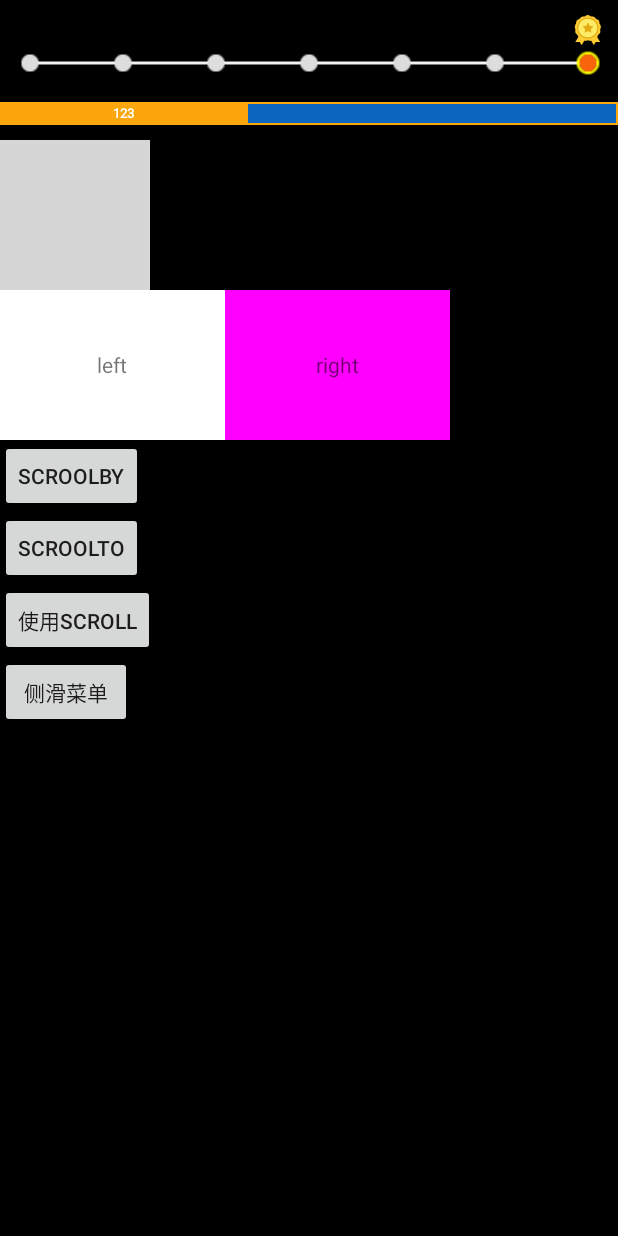
After one commit to helloconch/Android, an Android app: the layout activity_custom_main.xml on its own in the app's theme, with its tools: preview values and no code run, on a phone screen of 412 x 824 dp. The commit adds this screen. Run offline under Robolectric (Android 15) with nearby library versions, the phone set to English and light mode, and no system bars; network calls fail; grey boxes are pictures that could not be loaded.

Commit message:
custom view

```diff
--- a/app/build.gradle
+++ b/app/build.gradle
@@ -35,4 +35,5 @@ dependencies {
     compile 'com.squareup.retrofit2:retrofit:2.1.0'
     compile 'com.squareup.retrofit2:converter-gson:2.1.0'
     compile project(':app.lib')
+    compile 'com.google.android.gms:play-services-appindexing:8.1.0'
 }
--- a/app/src/main/AndroidManifest.xml
+++ b/app/src/main/AndroidManifest.xml
@@ -36,7 +36,11 @@
         <activity android:name="com.android.views.CustomViewsActivity" />
         <activity android:name="com.android.launchmode.LaunchA" />
         <activity android:name="com.android.launchmode.LaunchB" />
-        <activity android:name="com.android.btimap.BitmapActivity" />
+        <activity android:name="com.android.btimap.BitmapActivity" /><!-- ATTENTION: This was auto-generated to add Google Play services to your project for
+     App Indexing.  See https://g.co/AppIndexing/AndroidStudio for more information. -->
+        <meta-data
+            android:name="com.google.android.gms.version"
+            android:value="@integer/google_play_services_version" />
     </application>
 
 </manifest>
--- /dev/null
+++ b/app/src/main/java/com/android/testing/widget/MyScroolView.java
@@ -0,0 +1,55 @@
+package com.android.testing.widget;
+
+import android.content.Context;
+import android.util.AttributeSet;
+import android.widget.RelativeLayout;
+import android.widget.Scroller;
+
+/**
+ * 自定义一个View，通过Scroller控制其滑动
+ */
+public class MyScroolView extends RelativeLayout {
+
+    Scroller mScroller;
+
+    public MyScroolView(Context context) {
+        super(context);
+        mScroller = new Scroller(context);
+    }
+
+    public MyScroolView(Context context, AttributeSet attrs) {
+        super(context, attrs);
+        mScroller = new Scroller(context);
+    }
+
+    /**
+     * @param dx 不是终点坐标，而是我们滑动的距离
+     * @param dy 不是终点坐标，而是我们滑动的距离
+     */
+    public void smoothScroll(int dx, int dy) {
+
+
+        int deltaX = dx - getScrollX();
+        int deltaY = dy - getScrollY();
+
+        mScroller.startScroll(getScrollX(),
+                getScrollY(), deltaX, deltaY, 1000);
+
+
+        invalidate();
+
+//        调用invalidate会导致view的重绘在view的draw方法里，
+//        我们可以发现它会调用到我们复写的computeScroll方法，
+//        而这个方法又会调用postinvalidate方法来进行重绘，这样view的连续滑动就实现了。
+
+    }
+
+
+    @Override
+    public void computeScroll() {
+        if (mScroller.computeScrollOffset()) {
+            scrollTo(mScroller.getCurrX(), mScroller.getCurrY());
+            postInvalidate();
+        }
+    }
+}
--- /dev/null
+++ b/app/src/main/java/com/android/testing/widget/SlideMenu.java
@@ -0,0 +1,149 @@
+package com.android.testing.widget;
+
+import android.content.Context;
+import android.util.AttributeSet;
+import android.util.Log;
+import android.view.MotionEvent;
+import android.view.View;
+import android.view.ViewGroup;
+import android.widget.Scroller;
+
+/**
+ * 实现一个滑动菜单
+ */
+public class SlideMenu extends ViewGroup {
+
+    //x轴的上一次位置
+    private int mLastX;
+
+    //弹性滑动
+    private Scroller mScrooler;
+
+
+    //标记状态，默认true显示的为主界面
+
+    private boolean mIsMain = true;
+
+
+    public SlideMenu(Context context) {
+        this(context, null);
+    }
+
+    public SlideMenu(Context context, AttributeSet attrs) {
+        this(context, attrs, 0);
+    }
+
+    public SlideMenu(Context context, AttributeSet attrs, int defStyleAttr) {
+        super(context, attrs, defStyleAttr);
+
+        mScrooler = new Scroller(context);
+    }
+
+
+    @Override
+    protected void onMeasure(int widthMeasureSpec, int heightMeasureSpec) {
+        super.onMeasure(widthMeasureSpec, heightMeasureSpec);
+        //菜单
+        View left = this.getChildAt(0);
+        left.measure(left.getLayoutParams().width,
+                heightMeasureSpec);
+        //主视图
+        View main = this.getChildAt(1);
+        main.measure(widthMeasureSpec, heightMeasureSpec);
+    }
+
+    @Override
+    protected void onLayout(boolean changed, int l, int t, int r, int b) {
+
+        //先将菜单视图进行隐藏
+        View left = this.getChildAt(0);
+        left.layout(-left.getLayoutParams().width, 0, 0, b);
+
+        //将主视图进行显示
+        View main = this.getChildAt(1);
+        main.layout(l, t, r, b);
+
+    }
+
+
+    @Override
+    public boolean onTouchEvent(MotionEvent event) {
+        switch (event.getAction()) {
+            case MotionEvent.ACTION_DOWN:
+                //getX()返回的相对于当前view左边缘的横轴距离
+                //getRawX()返回的是相对于屏幕左边缘的距离
+                mLastX = (int) event.getX();
+                break;
+
+            case MotionEvent.ACTION_MOVE:
+                int x = (int) event.getX();
+
+                //上一次x轴位置减去当前X轴的值当作本次滑动的增量
+                int deltaX = mLastX - x;
+
+                Log.i("AABBCC", "deltaX:" + deltaX);
+                //加上原本内容在X轴的偏移量得到它将要偏移量
+                int scrollX = getScrollX() + deltaX;
+                if (scrollX > 0) {
+                    //大于0代表侧滑菜单隐藏，直接scrollTo(0,0)
+                    scrollTo(0, 0);
+                } else if (scrollX < -getChildAt(0).getWidth()) {
+                    //小于侧滑菜单宽度的负值时候，代表侧滑菜单已经完全显示出来
+                    scrollTo(-getChildAt(0).getWidth(), 0);
+                } else {
+                    //此时侧滑菜单没有完全隐藏，也没有完全显示，按照增量进行显示
+                    scrollBy(deltaX, 0);
+                }
+                mLastX = x;
+                break;
+
+            case MotionEvent.ACTION_UP:
+                //获取手指抬起时内容偏移量
+                int upX = getScrollX();
+
+                if (upX > -this.getChildAt(0).getWidth() / 2) {
+                    //滑动大于左侧菜单的一半，则将主界面显示出来
+                    mIsMain = true;
+                } else {
+                    mIsMain = false;
+                }
+
+                switchScreen();
+
+                break;
+        }
+
+
+        return true;
+    }
+
+
+    private void switchScreen() {
+
+        int startX = getScrollX();
+        int deltaX;
+        if (mIsMain) {
+            //显示主界面，则用目标的偏移x点是0
+            deltaX = 0 - startX;
+        } else {
+            // 如果要显示的是菜单界面则目标的偏移x点是菜单的左边界
+            deltaX = -getChildAt(0).getLayoutParams().width - startX;
+        }
+
+        mScrooler.startScroll(startX, 0, deltaX, 0, 500);
+        invalidate();
+    }
+
+    @Override
+    public void computeScroll() {
+        if (mScrooler.computeScrollOffset()) {
+            scrollTo(mScrooler.getCurrX(), mScrooler.getCurrY());
+            postInvalidate();
+        }
+    }
+
+    public void switchMenu() {
+        mIsMain = !mIsMain;
+        switchScreen();
+    }
+}
--- /dev/null
+++ b/app/src/main/res/layout/activity_custom_main.xml
@@ -0,0 +1,16 @@
+<?xml version="1.0" encoding="utf-8"?>
+<LinearLayout xmlns:android="http://schemas.android.com/apk/res/android"
+    android:layout_width="match_parent"
+    android:layout_height="match_parent"
+    android:orientation="vertical">
+
+    <com.android.testing.widget.SlideMenu
+        android:id="@+id/slideMenu"
+        android:layout_width="match_parent"
+        android:layout_height="match_parent">
+
+        <include layout="@layout/slide_left" />
+
+        <include layout="@layout/activity_custom_view" />
+    </com.android.testing.widget.SlideMenu>
+</LinearLayout>
--- a/app/src/main/res/layout/activity_custom_view.xml
+++ b/app/src/main/res/layout/activity_custom_view.xml
@@ -38,9 +38,62 @@
 
     <SurfaceView
         android:id="@+id/mySurfaceView"
-        android:layout_width="300dp"
-        android:layout_height="300dp"
+        android:layout_width="100dp"
+        android:layout_height="100dp"
         android:layout_marginTop="10dp"
         android:background="#eeeeee" />
+    <!--SurfaceView-->
 
+    <!--Scroller的使用实现一个侧滑菜单-->
+
+
+    <com.android.testing.widget.MyScroolView
+        android:id="@+id/main_area"
+        android:layout_width="300dp"
+        android:layout_height="100dp"
+        android:background="#0f0">
+
+        <TextView
+            android:id="@+id/main_text"
+            android:layout_width="150dp"
+            android:layout_height="match_parent"
+            android:background="#ffffff"
+            android:gravity="center"
+            android:text="left" />
+
+        <TextView
+            android:layout_width="150dp"
+            android:layout_height="match_parent"
+            android:layout_alignParentRight="true"
+            android:background="#f0f"
+            android:gravity="center"
+            android:text="right" />
+    </com.android.testing.widget.MyScroolView>
+
+
+    <Button
+        android:id="@+id/scroolBy"
+        android:layout_width="wrap_content"
+        android:layout_height="wrap_content"
+        android:text="scroolby" />
+
+    <Button
+        android:id="@+id/scroolTo"
+        android:layout_width="wrap_content"
+        android:layout_height="wrap_content"
+        android:text="scroolTo" />
+
+    <Button
+        android:id="@+id/useScroll"
+        android:layout_width="wrap_content"
+        android:layout_height="wrap_content"
+        android:text="使用Scroll" />
+
+    <!--Scroller的使用实现一个侧滑菜单-->
+
+    <Button
+        android:id="@+id/slide"
+        android:layout_width="wrap_content"
+        android:layout_height="wrap_content"
+        android:text="侧滑菜单" />
 </LinearLayout>
--- a/build.gradle
+++ b/build.gradle
@@ -5,7 +5,7 @@ buildscript {
         jcenter()
     }
     dependencies {
-        classpath 'com.android.tools.build:gradle:2.1.2'
+        classpath 'com.android.tools.build:gradle:2.1.3'
         classpath 'com.neenbedankt.gradle.plugins:android-apt:1.8'
         // NOTE: Do not place your application dependencies here; they belong
         // in the individual module build.gradle files
```
Also changed, not shown: app/src/main/java/com/android/views/CustomViewsActivity.java (+49 -5 lines), app/src/main/res/layout/slide_left.xml (added, +8 -0 lines), gradle/wrapper/gradle-wrapper.properties.
